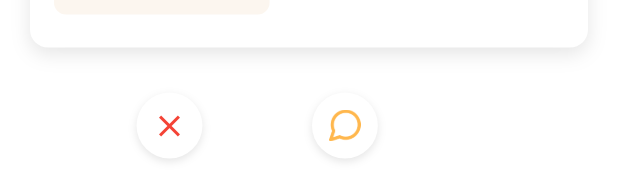
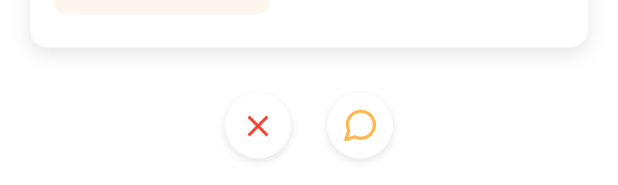
Before and after one commit to Dexterous-Tech/elsadeken, a Flutter app: the PersonInfoSheet widget shown alone on an empty page, opened directly with empty values, scrolled down 717 dp, on a phone screen of 412 x 824 dp. Shown: the part 1048-1233 px from the top of the screen. Run offline on Flutter 3.47's test engine with Material 3 defaults, Android fonts, the phone set to English and light mode, and no system bars; our stand-ins replace country_code_picker, equatable, flutter_advanced_switch, flutter_bloc, flutter_screenutil, flutter_svg and 2 more; missing offline and left inert: vs_scrollbar; network calls fail; project files that could hold a hidden picture were left out.

Commit message:
- edit space ans center button in person_details.dart and person_info.dart

```diff
--- a/lib/features/home/person_details/view/widgets/person_info.dart
+++ b/lib/features/home/person_details/view/widgets/person_info.dart
@@ -1,4 +1,5 @@
 import 'package:elsadeken/core/theme/app_color.dart';
+import 'package:elsadeken/core/theme/spacing.dart';
 import 'package:flutter/material.dart';
 import 'package:flutter_screenutil/flutter_screenutil.dart';
 
@@ -55,8 +56,8 @@ class _PersonInfoSheetState extends State<PersonInfoSheet> {
                     const SizedBox(height: 30),
                     _buildDataTable(),
                     const SizedBox(height: 30),
-                    _buildActionButtons(),
-                    const SizedBox(height: 20),
+                    Center(child: _buildActionButtons()),
+                    // verticalSpace(30),
                   ],
                 ),
               ),
@@ -366,7 +367,8 @@ class _PersonInfoSheetState extends State<PersonInfoSheet> {
 
   Widget _buildActionButtons() {
     return Row(
-      mainAxisAlignment: MainAxisAlignment.spaceEvenly,
+      mainAxisAlignment: MainAxisAlignment.center,
+      // mainAxisAlignment: MainAxisAlignment.spaceEvenly,
       children: [
         GestureDetector(
           onTap: () {
@@ -392,6 +394,7 @@ class _PersonInfoSheetState extends State<PersonInfoSheet> {
             ),
           ),
         ),
+        horizontalSpace(21),
         GestureDetector(
           child: Container(
             width: 50.w,
```
Also changed, not shown: lib/features/home/person_details/view/person_details.dart (+7 -5 lines).
